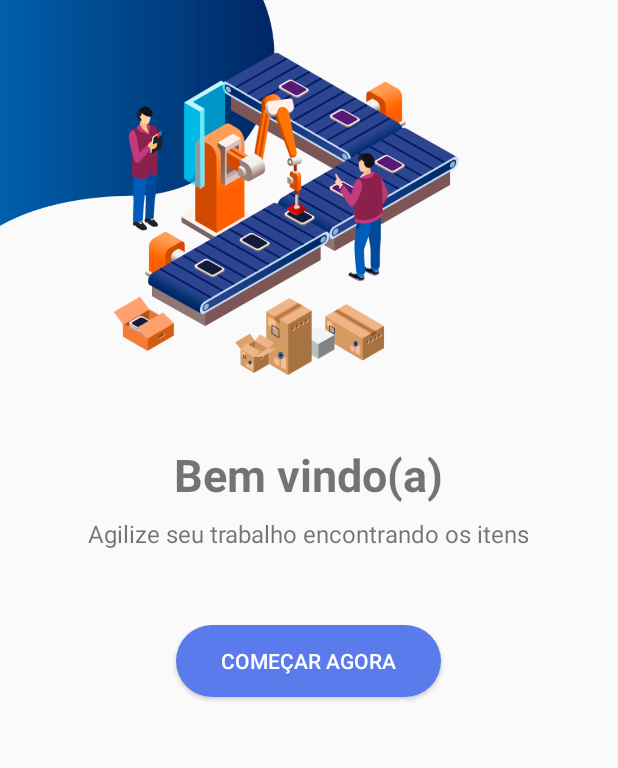
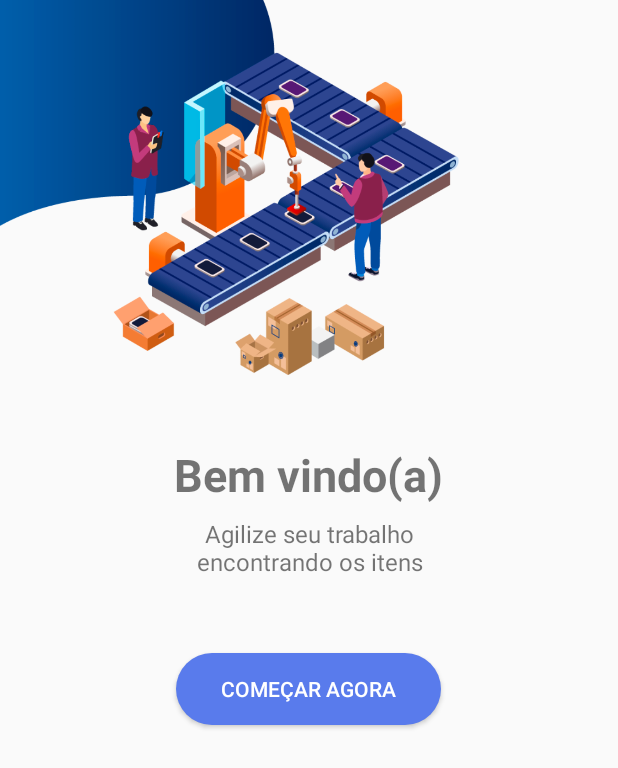
Before and after one commit to caco-jr/controle-ativos, an Android app: the screen it shows after launch (MainActivity), on a phone screen of 412 x 824 dp. Shown: the top 768 px of the screen. Run offline under Robolectric (Android 15) with nearby library versions, the light colour scheme and no system bars.

Commit message:
feat: Alinhamento de texto na home

```diff
--- a/app/src/main/res/layout/activity_main.xml
+++ b/app/src/main/res/layout/activity_main.xml
@@ -27,9 +27,11 @@
     <TextView
             android:layout_width="wrap_content"
             android:layout_height="wrap_content"
+            android:maxWidth="200dp"
             android:text="Agilize seu trabalho encontrando os itens"
             android:textSize="16sp"
             android:layout_gravity="center"
+            android:textAlignment="center"
             android:layout_marginTop="8dp"
             android:layout_marginBottom="50dp"/>
 
```
